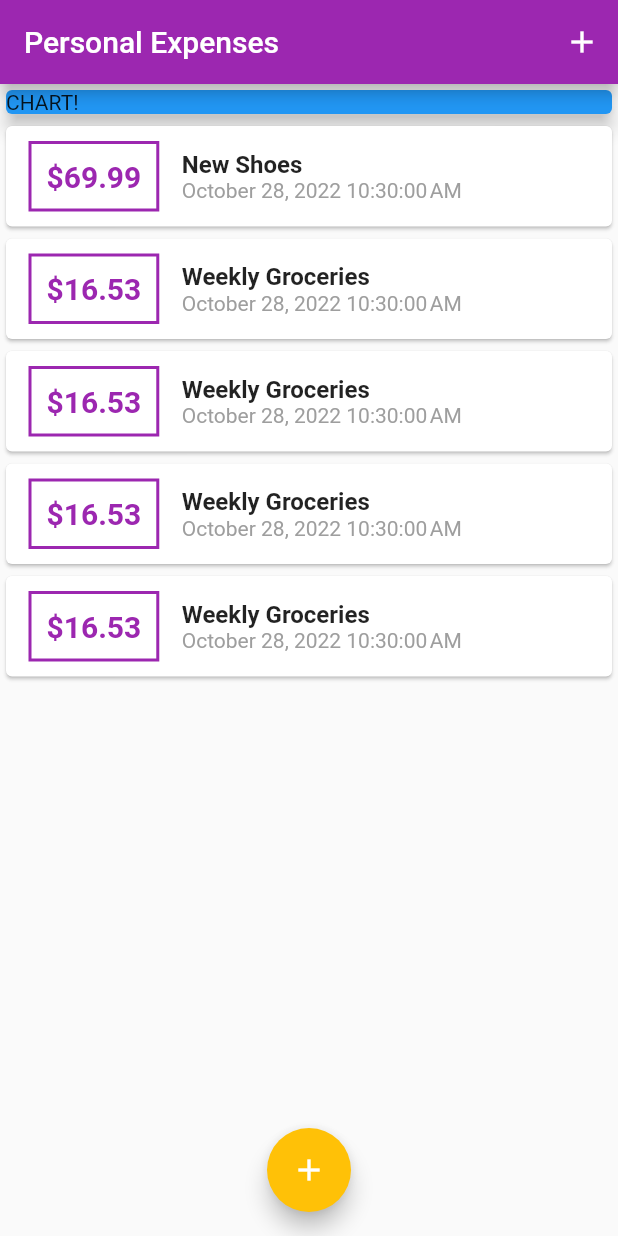
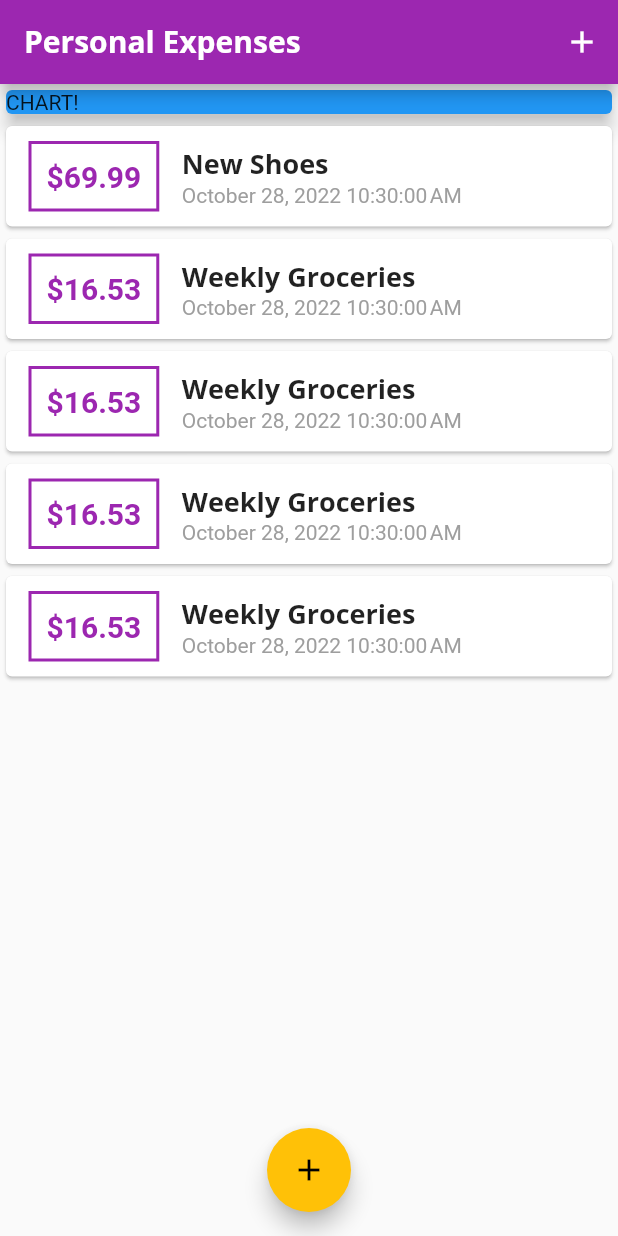
Before and after one commit to rodrigodsluz/flutter_personal_expenses, a Flutter app: the screen it shows after launch, on a phone screen of 412 x 824 dp. Run offline on Flutter 3.47's test engine with Material 2 defaults, Android fonts, the phone set to English and light mode, and no system bars.

Commit message:
style: updating text theme properties

```diff
--- a/lib/main.dart
+++ b/lib/main.dart
@@ -12,10 +12,23 @@ class MyApp extends StatelessWidget {
     return MaterialApp(
       title: 'Personal Expenses',
       theme: ThemeData(
-        primarySwatch: Colors.purple,
-        colorScheme: ColorScheme.fromSwatch(primarySwatch: Colors.purple)
-            .copyWith(secondary: Colors.amber),
-      ),
+          primarySwatch: Colors.purple,
+          colorScheme: ColorScheme.fromSwatch(primarySwatch: Colors.purple)
+              .copyWith(secondary: Colors.amber),
+          fontFamily: 'Quicksand',
+          textTheme: ThemeData.light().textTheme.copyWith(
+                headline6: TextStyle(
+                  fontFamily: 'OpenSans',
+                  fontWeight: FontWeight.bold,
+                  fontSize: 18,
+                ),
+              ),
+          appBarTheme: AppBarTheme(
+            titleTextStyle: TextStyle(
+                fontFamily: 'OpenSans',
+                fontSize: 20,
+                fontWeight: FontWeight.bold),
+          )),
       home: MyHomePage(),
     );
   }
@@ -115,6 +128,7 @@ class _MyHomePageState extends State<MyHomePage> {
       floatingActionButton: FloatingActionButton(
         child: Icon(Icons.add),
         onPressed: () => _startAddNewTransaction(context),
+        foregroundColor: Colors.black,
       ),
     );
   }
--- a/lib/widgets/transaction_list.dart
+++ b/lib/widgets/transaction_list.dart
@@ -43,10 +43,7 @@ class TransactionList extends StatelessWidget {
                   children: <Widget>[
                     Text(
                       transactions[index].title,
-                      style: TextStyle(
-                        fontSize: 16,
-                        fontWeight: FontWeight.bold,
-                      ),
+                      style: Theme.of(context).textTheme.headline6,
                     ),
                     Text(
                       DateFormat().format(transactions[index].date),
```
Also changed, not shown: pubspec.yaml (+12 -9 lines), assets/fonts/OpenSans-Bold.ttf (added), assets/fonts/OpenSans-Regular.ttf (added), assets/fonts/Quicksand-Bold.ttf (added), assets/fonts/Quicksand-Light.ttf (added), assets/fonts/Quicksand-Medium.ttf (added), assets/fonts/Quicksand-Regular.ttf (added).
